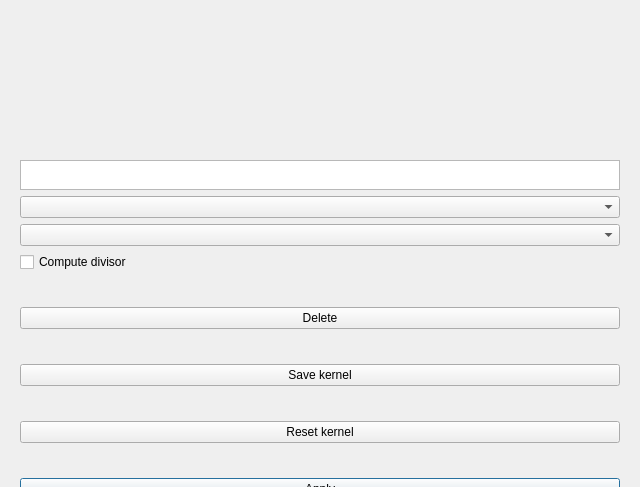
This is customkernel.ui in radieus/lighter-room as Qt 5 draws it before an edit. The edited form follows.
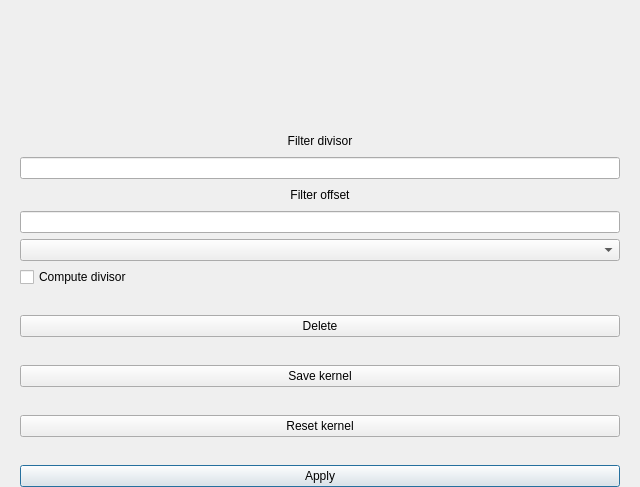
This is the edited form.

The edit to the form file:
```diff
--- a/customkernel.ui
+++ b/customkernel.ui
@@ -59,23 +59,56 @@
         <item>
          <layout class="QVBoxLayout" name="verticalLayout_3">
           <item>
-           <widget class="QTextEdit" name="textEdit">
+           <widget class="QLabel" name="label">
+            <property name="maximumSize">
+             <size>
+              <width>16777215</width>
+              <height>20</height>
+             </size>
+            </property>
+            <property name="text">
+             <string>Filter divisor</string>
+            </property>
+            <property name="alignment">
+             <set>Qt::AlignCenter</set>
+            </property>
+           </widget>
+          </item>
+          <item>
+           <widget class="QLineEdit" name="lineEditFilterDivisor">
             <property name="sizePolicy">
-             <sizepolicy hsizetype="Minimum" vsizetype="Fixed">
+             <sizepolicy hsizetype="Preferred" vsizetype="Fixed">
               <horstretch>0</horstretch>
               <verstretch>0</verstretch>
              </sizepolicy>
             </property>
+           </widget>
+          </item>
+          <item>
+           <widget class="QLabel" name="label_2">
             <property name="maximumSize">
              <size>
               <width>16777215</width>
-              <height>30</height>
+              <height>20</height>
              </size>
             </property>
+            <property name="text">
+             <string>Filter offset</string>
+            </property>
+            <property name="alignment">
+             <set>Qt::AlignCenter</set>
+            </property>
            </widget>
           </item>
           <item>
-           <widget class="QComboBox" name="comboBox"/>
+           <widget class="QLineEdit" name="lineEditFilterOffset">
+            <property name="sizePolicy">
+             <sizepolicy hsizetype="Preferred" vsizetype="Fixed">
+              <horstretch>0</horstretch>
+              <verstretch>0</verstretch>
+             </sizepolicy>
+            </property>
+           </widget>
           </item>
           <item>
            <widget class="QComboBox" name="comboBox_2"/>
```
Left out of the diff: 2 changed lines with no effect on the pictures.
